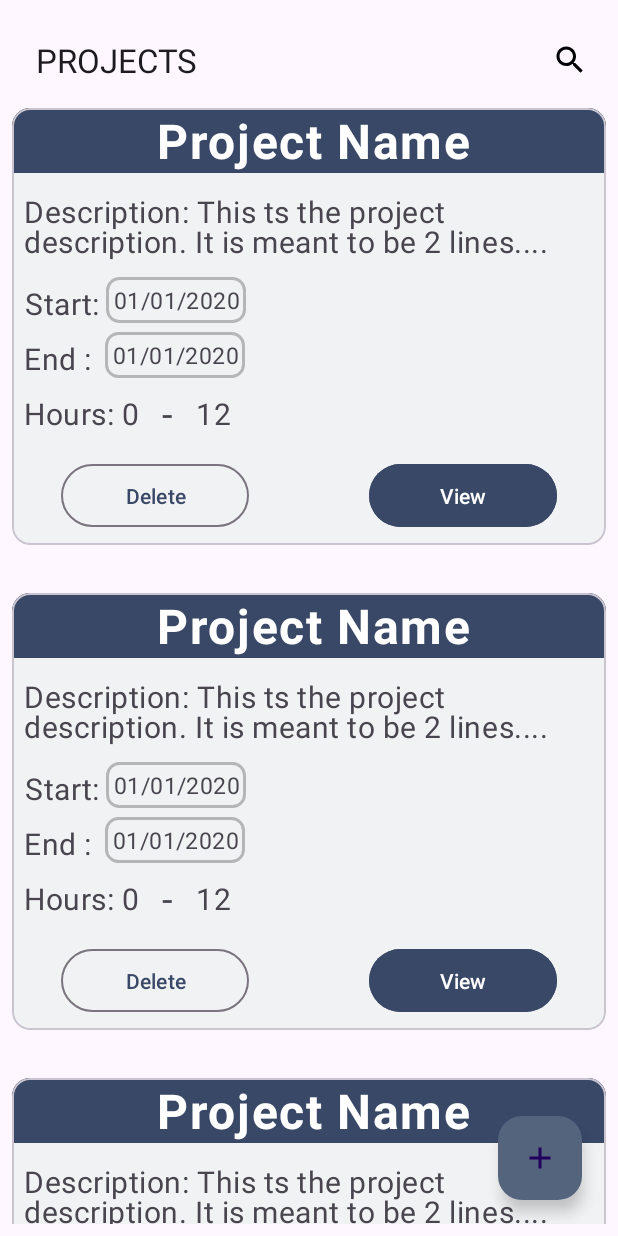
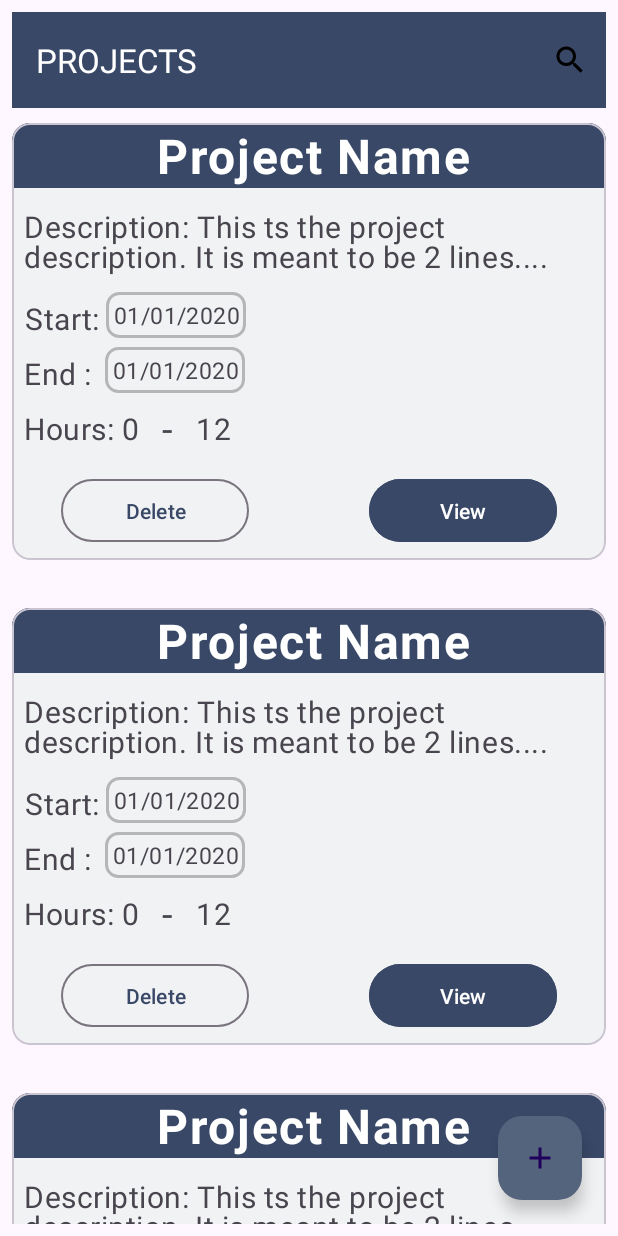
Before and after one commit to calegovindasami/OPSC7311_POE, an Android app: the layout fragment_view_project.xml on its own in the app's theme, with its tools: preview values and no code run, on a phone screen of 412 x 824 dp. Run offline under Robolectric (Android 15) with nearby library versions, the phone set to English and light mode, and no system bars.

Commit message:
Update fragment_view_project.xml

```diff
--- a/app/src/main/res/layout/fragment_view_project.xml
+++ b/app/src/main/res/layout/fragment_view_project.xml
@@ -15,12 +15,15 @@
 
         <com.google.android.material.appbar.AppBarLayout
             android:layout_width="match_parent"
-            android:layout_height="wrap_content">
+            android:layout_height="wrap_content"
+            android:background="@color/primary"
+            android:layout_marginBottom="10dp">
             <com.google.android.material.appbar.MaterialToolbar
                 android:id="@+id/toolbar"
                 android:layout_width="match_parent"
                 android:layout_height="?attr/actionBarSize"
                 app:title="PROJECTS"
+                app:titleTextColor="@color/white"
                 app:menu="@menu/project_view_menu"/>
         </com.google.android.material.appbar.AppBarLayout>
 
```
